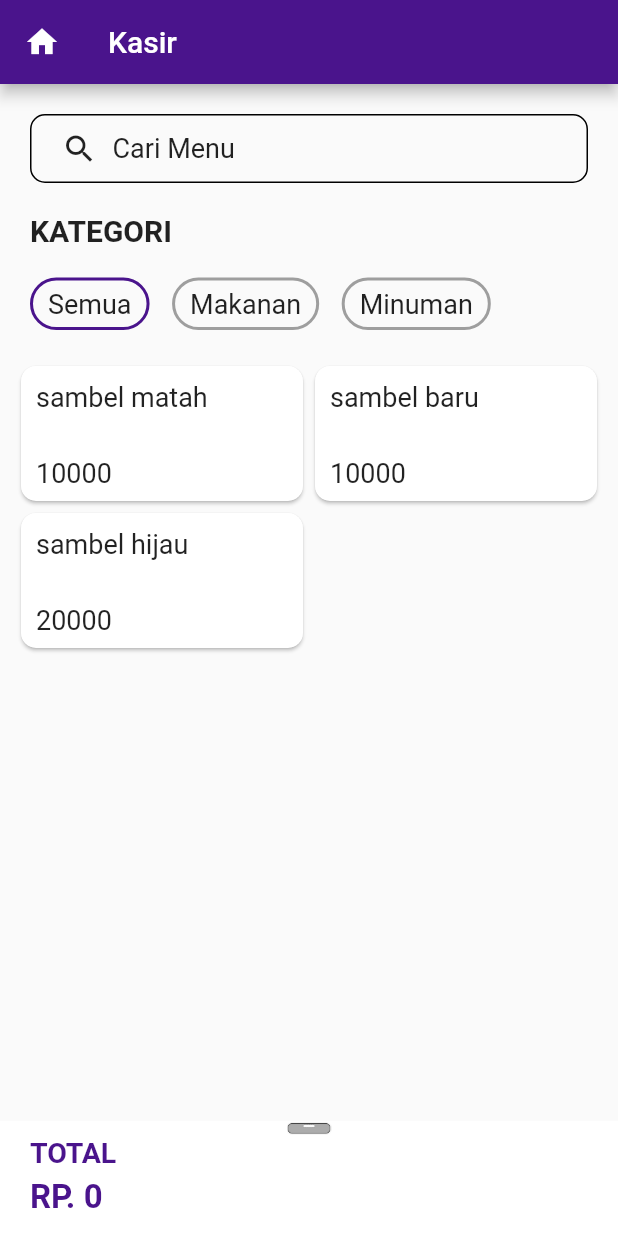
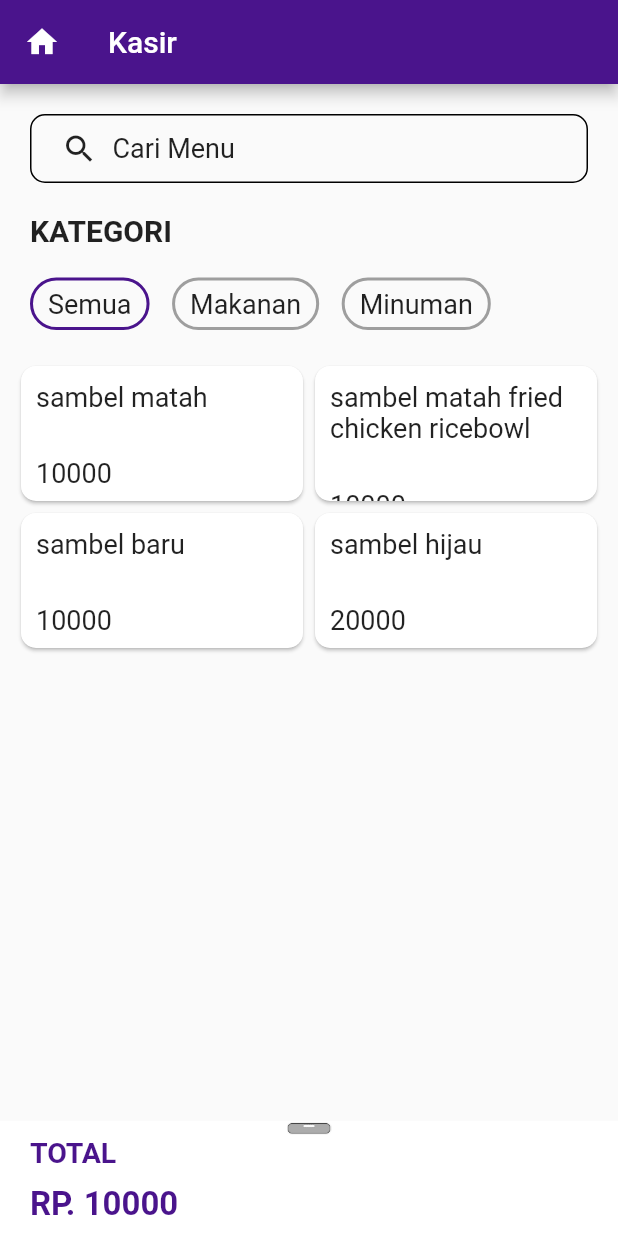
Before and after one commit to Achmad-irfanda/layout_kasir, a Flutter app: the screen it shows after launch, after a tap on "sambel matah", on a phone screen of 412 x 824 dp. Run offline on Flutter 3.47's test engine with Material 2 defaults, Android fonts, the phone set to English and light mode, and no system bars.

```diff
--- a/lib/home/cardsetting.dart
+++ b/lib/home/cardsetting.dart
@@ -9,9 +9,8 @@ import 'package:provider/provider.dart';
 //   MenuItem(this.nama, this.harga);
 // }
 
-  class CardItem extends StatefulWidget {
-
-  CardItem ({this.nama, this.harga});
+class CardItem extends StatefulWidget {
+  CardItem({this.nama, this.harga});
 
   final String nama;
   final int harga;
@@ -20,7 +19,6 @@ import 'package:provider/provider.dart';
 }
 
 class _CardItemState extends State<CardItem> {
-
   @override
   Widget build(BuildContext context) {
     return Card(
@@ -28,9 +26,9 @@ class _CardItemState extends State<CardItem> {
           borderRadius: BorderRadius.all(Radius.circular(10))),
       child: InkWell(
         onTap: () => {
-            Provider.of<Item>(context, listen: false)
-                .add(CardItem(), CardItem().harga),
-          },
+          Provider.of<Item>(context, listen: false).add(
+              CardItem(nama: widget.nama, harga: widget.harga), widget.harga),
+        },
         child: ListView(
           children: [
             Align(
@@ -38,8 +36,10 @@ class _CardItemState extends State<CardItem> {
               child: Container(
                 margin:
                     EdgeInsets.only(left: 10, right: 10, top: 10, bottom: 20),
-                child:
-               Text(widget.nama, style: TextStyle(fontSize: 18),)
+                child: Text(
+                  widget.nama,
+                  style: TextStyle(fontSize: 18),
+                ),
               ),
             ),
             Align(
@@ -47,8 +47,10 @@ class _CardItemState extends State<CardItem> {
               child: Container(
                 margin:
                     EdgeInsets.only(left: 10, right: 10, top: 10, bottom: 20),
-                child:
-               Text(widget.harga.toString(), style: TextStyle(fontSize: 18),)
+                child: Text(
+                  widget.harga.toString(),
+                  style: TextStyle(fontSize: 18),
+                ),
               ),
             ),
           ],
@@ -58,9 +60,7 @@ class _CardItemState extends State<CardItem> {
   }
 }
 
-
 // class onTap {
-
 
 //   Provider.of<Item>(context, listen: false)
 //                 .add(CardItem[index], CardItem[index].harga);
--- a/lib/home/home.dart
+++ b/lib/home/home.dart
@@ -16,11 +16,11 @@ class _homepageState extends State<homepage> {
   String item;
   double total = 0;
 
-  void _pilihitem(String value) {
-    setState(() {
-      item = value;
-    });
-  }
+  // void _pilihitem(String value) {
+  //   setState(() {
+  //     item = value;
+  //   });
+  // }
 
   @override
   Widget build(BuildContext context) {
@@ -138,6 +138,10 @@ class _homepageState extends State<homepage> {
                             harga: 10000,
                           ),
                           CardItem(
+                            nama: ("sambel matah fried chicken ricebowl"),
+                            harga: 10000,
+                          ),
+                          CardItem(
                             nama: ("sambel baru"),
                             harga: 10000,
                           ),
--- a/lib/home/slider.dart
+++ b/lib/home/slider.dart
@@ -36,6 +36,9 @@ class _sliderState extends State<slider> {
                         fontWeight: FontWeight.bold),
                   ),
                 ),
+                SizedBox(
+                  height: 5,
+                ),
                 Container(
                   margin:
                       EdgeInsets.only(left: 20, right: 20, top: 6, bottom: 20),
@@ -65,43 +68,44 @@ class _sliderState extends State<slider> {
                         fontWeight: FontWeight.bold),
                   ),
                 ),
-                SizedBox(
-                  height: 5,
-                ),
                 Consumer<Item>(builder: (context, provitem, child) {
                   return Container(
-                    padding: EdgeInsets.all(20),
+                    height: 180,
                     margin: EdgeInsets.only(left: 20, right: 20, top: 10),
                     child: ListView.builder(
                         itemCount: provitem.selectedItem.length,
                         itemBuilder: (context, index) {
-                          child:
-                          Container(
-                             padding: EdgeInsets.all(20),
-                          margin: EdgeInsets.only(bottom: 10),
-                            child: Container(
-                              height: 50,
+                          return Container(
+                            padding: EdgeInsets.all(15),
+                            margin:
+                                EdgeInsets.only(top: 10, left: 10, right: 10),
                             child: Row(
                               children: [
-                                  Text(provitem.selectedItem[index].nama),
+                                Text(provitem.selectedItem[index].nama,
+                                    style: TextStyle(fontSize: 18)),
                                 Spacer(),
                                 Container(
-                                    margin: EdgeInsets.only(left: 260, right: 10),
+                                  margin: EdgeInsets.only(left: 20, right: 10),
                                   child: NumberTicker(),
                                 )
                               ],
                             ),
+                            decoration: BoxDecoration(
+                              border:
+                                  Border.all(width: 1, color: Colors.grey[400]),
+                              borderRadius: BorderRadius.circular(10),
                             ),
                           );
                         }),
                     decoration: BoxDecoration(
-                        border: Border.all(width: 1),
-                        borderRadius: BorderRadius.circular(10)),
+                      border: Border.all(width: 1, color: Colors.grey[400]),
+                      borderRadius: BorderRadius.circular(10),
+                    ),
                   );
                 }),
                 new Container(
                     margin: EdgeInsets.only(
-                        left: 50, right: 50, top: 30, bottom: 50),
+                        left: 50, right: 50, top: 30, bottom: 30),
                     child: RaisedButton(
                       shape: RoundedRectangleBorder(
                           borderRadius: BorderRadius.circular(10)),
```
Lines whose indentation alone changed are shown as unchanged.
